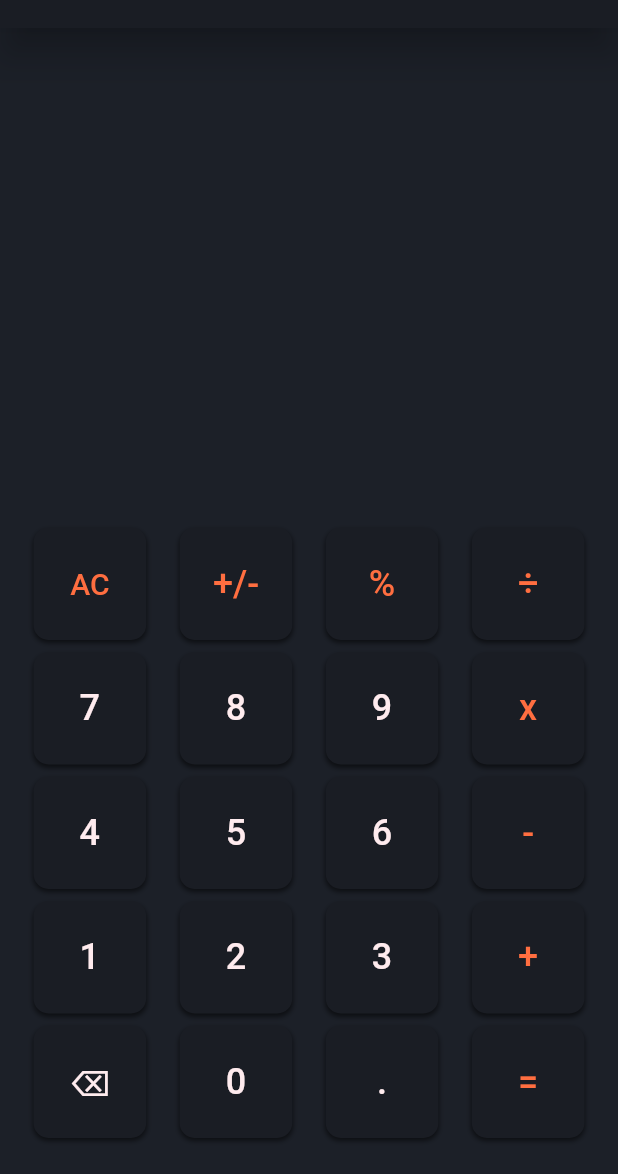
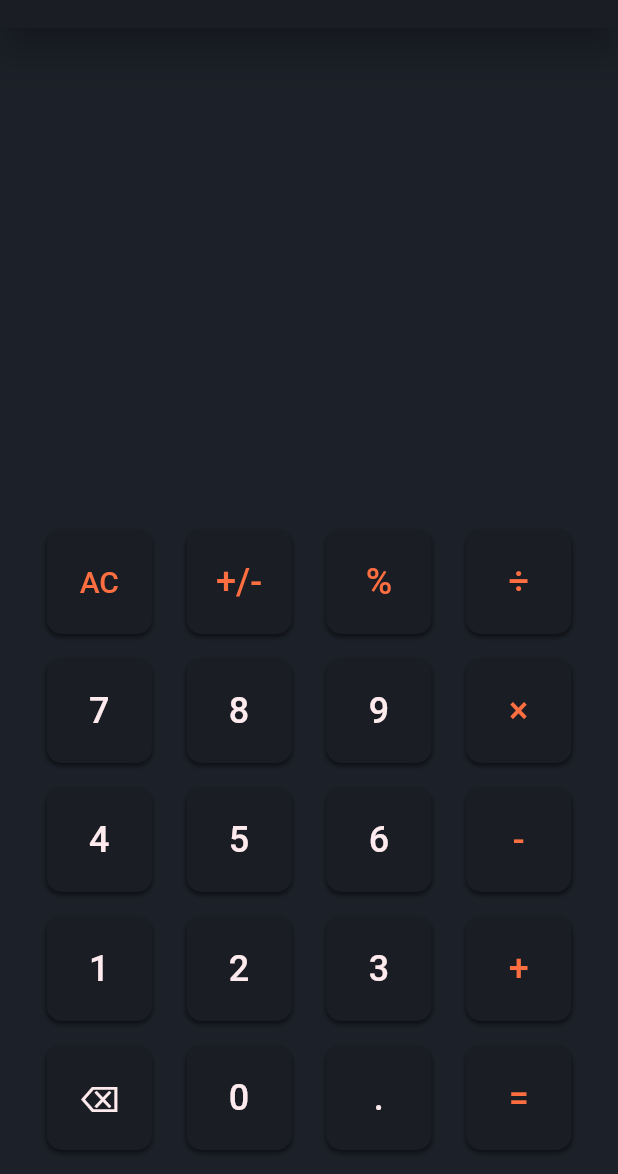
Before and after one commit to AghaDurrezKhan/calculator_app, a Flutter app: the screen it shows after launch, on a phone screen of 412 x 824 dp, the part 62-1236 px from its top. Run offline on Flutter 3.47's test engine with Material 2 defaults, Android fonts, the phone set to English and light mode, and no system bars; our stand-ins replace velocity_x.

Commit message:
Integrate package

```diff
--- a/lib/components/buttons.dart
+++ b/lib/components/buttons.dart
@@ -15,8 +15,8 @@ class CalculatorButtons extends StatelessWidget {
   @override
   Widget build(BuildContext context) {
     return Container(
-      width: 75,
-      height: 75,
+      width: 70,
+      height: 70,
       decoration: const BoxDecoration(
         borderRadius: BorderRadius.all(Radius.circular(10)),
         boxShadow: [
--- a/lib/components/display.dart
+++ b/lib/components/display.dart
@@ -6,7 +6,7 @@ class Display extends StatelessWidget {
   @override
   Widget build(BuildContext context) {
     return Container(
-      height: 150,
+      height: 140,
       color: const Color.fromARGB(255, 28, 32, 40),
     );
   }
--- a/lib/pages/home.dart
+++ b/lib/pages/home.dart
@@ -1,6 +1,8 @@
 import 'package:calculator_app/components/buttons.dart';
 import 'package:calculator_app/components/display.dart';
 import 'package:flutter/material.dart';
+
+import 'package:velocity_x/velocity_x.dart';
 
 class CalculatorDisplay extends StatelessWidget {
   const CalculatorDisplay({Key? key}) : super(key: key);
@@ -16,7 +18,9 @@ class CalculatorDisplay extends StatelessWidget {
             elevation: 10,
             backgroundColor: const Color.fromARGB(255, 26, 29, 36),
             toolbarHeight: 60),
-        body: Column(
+        body: Padding(
+            padding: const EdgeInsets.all(8),
+            child: Column(
               mainAxisAlignment: MainAxisAlignment.end,
               children: [
                 const Display(),
@@ -32,10 +36,7 @@ class CalculatorDisplay extends StatelessWidget {
                     CalculatorButtons(
                         text: '÷', textcolor: 0xFFFF6E40, textsize: 24),
                   ],
-            ),
-            const SizedBox(
-              height: 8,
-            ),
+                ).py(8),
                 Row(
                   mainAxisAlignment: MainAxisAlignment.spaceEvenly,
                   children: const [
@@ -46,12 +47,9 @@ class CalculatorDisplay extends StatelessWidget {
                     CalculatorButtons(
                         text: '9', textcolor: 0xFFFFEBEE, textsize: 24),
                     CalculatorButtons(
-                    text: 'x', textcolor: 0xFFFF6E40, textsize: 24),
+                        text: '×', textcolor: 0xFFFF6E40, textsize: 24),
                   ],
-            ),
-            const SizedBox(
-              height: 8,
-            ),
+                ).py(8),
                 Row(
                   mainAxisAlignment: MainAxisAlignment.spaceEvenly,
                   children: const [
@@ -64,10 +62,7 @@ class CalculatorDisplay extends StatelessWidget {
                     CalculatorButtons(
                         text: '-', textcolor: 0xFFFF6E40, textsize: 24),
                   ],
-            ),
-            const SizedBox(
-              height: 8,
-            ),
+                ).py(8),
                 Row(
                   mainAxisAlignment: MainAxisAlignment.spaceEvenly,
                   children: const [
@@ -80,10 +75,7 @@ class CalculatorDisplay extends StatelessWidget {
                     CalculatorButtons(
                         text: '+', textcolor: 0xFFFF6E40, textsize: 24),
                   ],
-            ),
-            const SizedBox(
-              height: 8,
-            ),
+                ).py(8),
                 Row(
                   mainAxisAlignment: MainAxisAlignment.spaceEvenly,
                   children: const [
@@ -96,11 +88,8 @@ class CalculatorDisplay extends StatelessWidget {
                     CalculatorButtons(
                         text: '=', textcolor: 0xFFFF6E40, textsize: 24),
                   ],
-            ),
-            const SizedBox(
-              height: 24,
-            )
+                ).py(8),
               ],
-        ));
+            )));
   }
 }
--- a/pubspec.yaml
+++ b/pubspec.yaml
@@ -29,6 +29,7 @@ environment:
 dependencies:
   flutter:
     sdk: flutter
+  velocity_x: ^3.5.1
 
 
   # The following adds the Cupertino Icons font to your application.
```
Also changed, not shown: pubspec.lock, 1 other file. Lines whose indentation alone changed are shown as unchanged.
